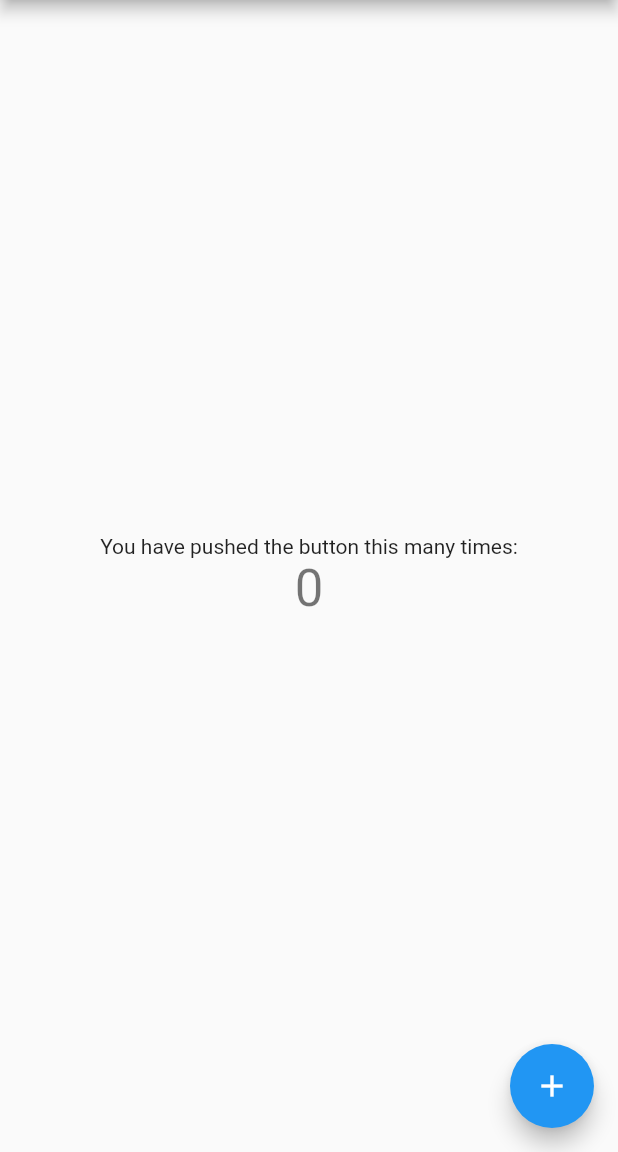
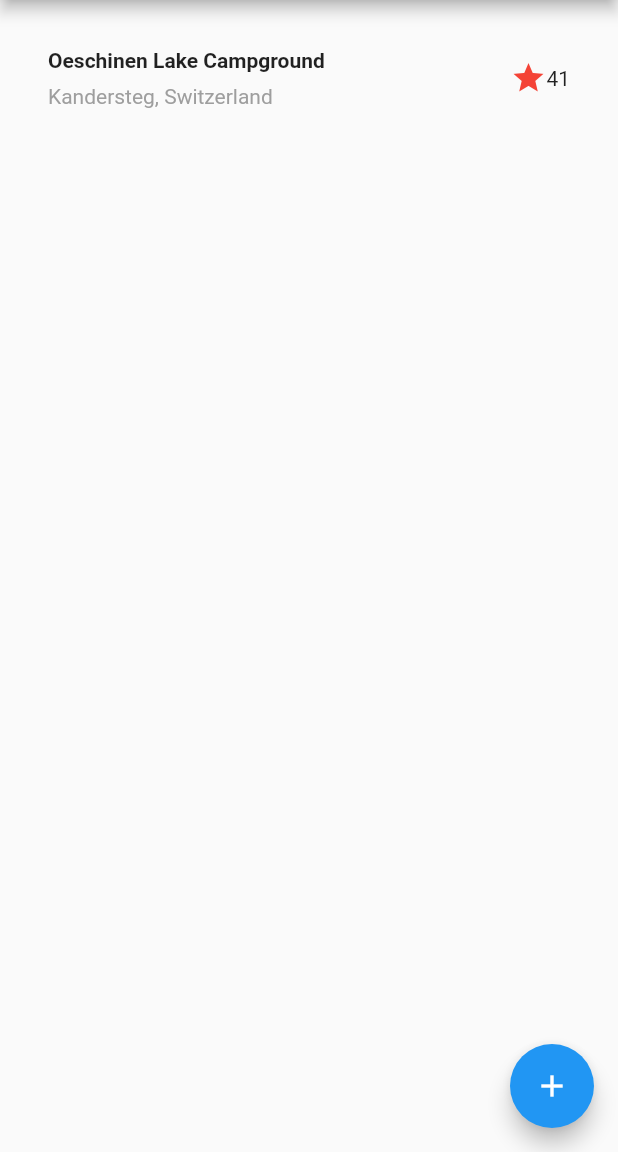
Before and after one commit to juanmaberrocal/flutter-layout-demo, a Flutter app: the screen it shows after launch, on a phone screen of 412 x 824 dp, the part 84-1236 px from its top. Run offline on Flutter 3.47's test engine with Material 2 defaults, Android fonts, the phone set to English and light mode, and no system bars.

Commit message:
Step 2: Implement the title row

```diff
--- a/lib/main.dart
+++ b/lib/main.dart
@@ -57,6 +57,44 @@ class _MyHomePageState extends State<MyHomePage> {
     });
   }
 
+  Widget titleSection = Container(
+    padding: const EdgeInsets.all(32),
+    child: Row(
+      children: [
+        Expanded(
+          /*1*/
+          child: Column(
+            crossAxisAlignment: CrossAxisAlignment.start,
+            children: [
+              /*2*/
+              Container(
+                padding: const EdgeInsets.only(bottom: 8),
+                child: Text(
+                  'Oeschinen Lake Campground',
+                  style: TextStyle(
+                    fontWeight: FontWeight.bold,
+                  ),
+                ),
+              ),
+              Text(
+                'Kandersteg, Switzerland',
+                style: TextStyle(
+                  color: Colors.grey[500],
+                ),
+              ),
+            ],
+          ),
+        ),
+        /*3*/
+        Icon(
+          Icons.star,
+          color: Colors.red[500],
+        ),
+        Text('41'),
+      ],
+    ),
+  );
+
   @override
   Widget build(BuildContext context) {
     // This method is rerun every time setState is called, for instance as done
@@ -71,35 +109,10 @@ class _MyHomePageState extends State<MyHomePage> {
         // the App.build method, and use it to set our appbar title.
         title: Text(widget.title),
       ),
-      body: Center(
-        // Center is a layout widget. It takes a single child and positions it
-        // in the middle of the parent.
-        child: Column(
-          // Column is also layout widget. It takes a list of children and
-          // arranges them vertically. By default, it sizes itself to fit its
-          // children horizontally, and tries to be as tall as its parent.
-          //
-          // Invoke "debug painting" (press "p" in the console, choose the
-          // "Toggle Debug Paint" action from the Flutter Inspector in Android
-          // Studio, or the "Toggle Debug Paint" command in Visual Studio Code)
-          // to see the wireframe for each widget.
-          //
-          // Column has various properties to control how it sizes itself and
-          // how it positions its children. Here we use mainAxisAlignment to
-          // center the children vertically; the main axis here is the vertical
-          // axis because Columns are vertical (the cross axis would be
-          // horizontal).
-          mainAxisAlignment: MainAxisAlignment.center,
-          children: <Widget>[
-            Text(
-              'You have pushed the button this many times:',
-            ),
-            Text(
-              '$_counter',
-              style: Theme.of(context).textTheme.display1,
-            ),
-          ],
-        ),
+      body: Column(
+        children: [
+          titleSection,
+        ],
       ),
       floatingActionButton: FloatingActionButton(
         onPressed: _incrementCounter,
```
